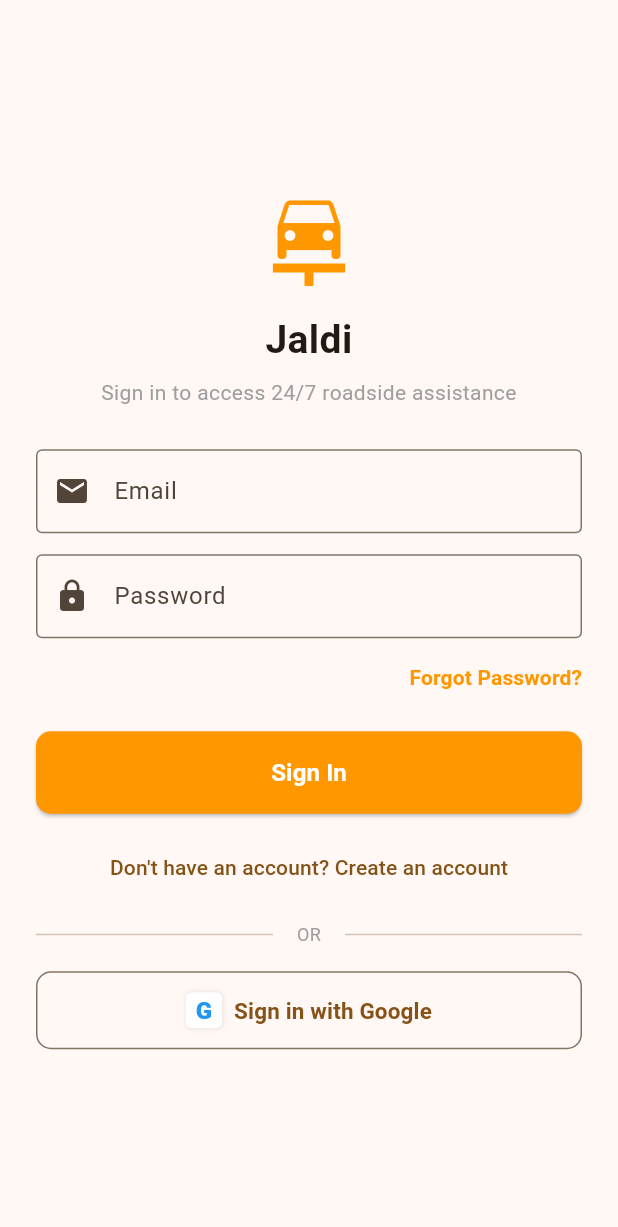
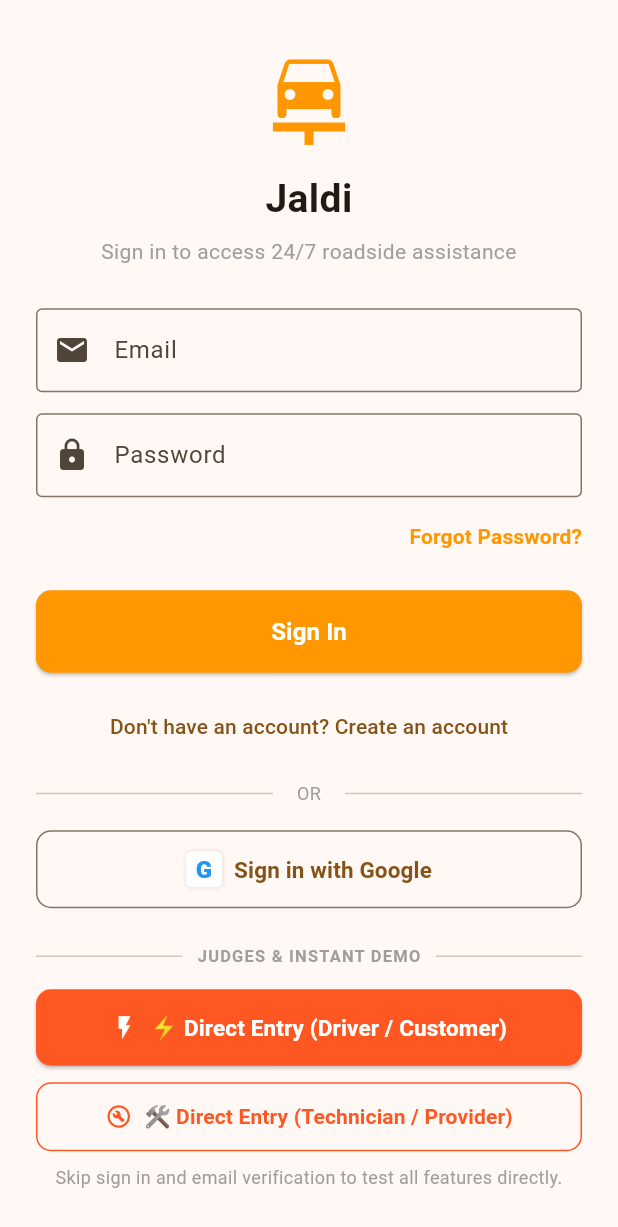
Before and after one commit to harshithreddy123-acer/jaldi-app, a Flutter app: the screen it shows after launch, on a phone screen of 412 x 824 dp. Shown: the top 1227 px of the screen. Run offline on Flutter 3.47's test engine with Material 3 defaults, Android fonts, the phone set to English and light mode, and no system bars; our stand-ins replace firebase_core, firebase_messaging, flutter_map, flutter_riverpod, geolocator, go_router and 4 more; accounts and stored records are empty.

Commit message:
feat: add 1-click Direct Entry demo mode for judges and evaluators

```diff
--- /dev/null
+++ b/lib/core/guest_mode_provider.dart
@@ -0,0 +1,13 @@
+import 'package:flutter_riverpod/flutter_riverpod.dart';
+
+class GuestModeNotifier extends StateNotifier<bool> {
+  GuestModeNotifier() : super(false);
+
+  void setGuest(bool value) {
+    state = value;
+  }
+}
+
+final guestModeProvider = StateNotifierProvider<GuestModeNotifier, bool>((ref) {
+  return GuestModeNotifier();
+});
--- a/lib/core/role_provider.dart
+++ b/lib/core/role_provider.dart
@@ -39,6 +39,10 @@
   Future<void> refreshRole() async {
     await _fetchRole();
   }
+
+  void setRole(UserRole role) {
+    state = role;
+  }
 }
 
 final userRoleProvider = StateNotifierProvider<UserRoleNotifier, UserRole>((ref) {
--- a/lib/core/router.dart
+++ b/lib/core/router.dart
@@ -10,6 +10,7 @@
 import '../features/provider/provider_application_screen.dart';
 import '../features/map/tracking_screen.dart';
 import 'role_provider.dart';
+import 'guest_mode_provider.dart';
 
 import '../features/request/request_screen.dart';
 import '../features/request/panic_mode_screen.dart';
@@ -52,6 +53,7 @@
 final routerProvider = Provider<GoRouter>((ref) {
   final supabase = Supabase.instance.client;
   final userRole = ref.watch(userRoleProvider);
+  final isGuest = ref.watch(guestModeProvider);
   final authNotifier = ref.watch(authRouterNotifierProvider);
 
   return GoRouter(
@@ -133,7 +135,8 @@
         return '/reset-password';
       }
 
-      if (session == null) {
+      // If no session and not in guest/direct entry mode, redirect to /auth
+      if (session == null && !isGuest) {
         return isAuthRoute ? null : '/auth';
       }
 
@@ -143,13 +146,13 @@
       }
 
       if (isAuthRoute) {
-        // Route based on role after login
+        // Route based on role after login or direct entry
         return userRole == UserRole.provider ? '/provider' : '/home';
       }
 
-      // Guard the provider route
+      // Guard the provider route unless in provider mode or explicitly switching
       if (location.startsWith('/provider') || location.startsWith('/incoming')) {
-        if (userRole != UserRole.provider) {
+        if (userRole != UserRole.provider && !isGuest) {
           return '/home';
         }
       }
--- a/lib/features/auth/auth_screen.dart
+++ b/lib/features/auth/auth_screen.dart
@@ -4,6 +4,8 @@
 import 'package:go_router/go_router.dart';
 import 'package:google_sign_in/google_sign_in.dart';
 import 'package:supabase_flutter/supabase_flutter.dart';
+import '../../core/guest_mode_provider.dart';
+import '../../core/role_provider.dart';
 
 class AuthScreen extends ConsumerStatefulWidget {
   const AuthScreen({super.key});
@@ -136,6 +138,41 @@
         } else {
           setState(() => _error = 'Google Sign-In failed: $errStr');
         }
+      }
+    } finally {
+      if (mounted) setState(() => _isLoading = false);
+    }
+  }
+
+  Future<void> _directGuestEntry({bool asProvider = false}) async {
+    setState(() {
+      _isLoading = true;
+      _error = null;
+      _infoMessage = null;
+    });
+
+    try {
+      // 1. Attempt anonymous sign-in in the background if enabled
+      try {
+        await Supabase.instance.client.auth.signInAnonymously();
+      } catch (_) {}
+
+      // 2. Enable Guest / Direct Demo Mode in GoRouter
+      ref.read(guestModeProvider.notifier).setGuest(true);
+      if (asProvider) {
+        ref.read(userRoleProvider.notifier).setRole(UserRole.provider);
+      } else {
+        ref.read(userRoleProvider.notifier).setRole(UserRole.customer);
+      }
+
+      if (mounted) {
+        context.go(asProvider ? '/provider' : '/home');
+      }
+    } catch (e) {
+      debugPrint('Direct entry notice: $e');
+      ref.read(guestModeProvider.notifier).setGuest(true);
+      if (mounted) {
+        context.go(asProvider ? '/provider' : '/home');
       }
     } finally {
       if (mounted) setState(() => _isLoading = false);
@@ -364,6 +401,74 @@
                     ),
                   ),
                 ),
+                const SizedBox(height: 24),
+
+                // Evaluator / Judge Direct Entry Section
+                const Row(
+                  children: [
+                    Expanded(child: Divider()),
+                    Padding(
+                      padding: EdgeInsets.symmetric(horizontal: 10),
+                      child: Text(
+                        'JUDGES & INSTANT DEMO',
+                        style: TextStyle(
+                          color: Colors.grey,
+                          fontSize: 11,
+                          fontWeight: FontWeight.bold,
+                          letterSpacing: 0.8,
+                        ),
+                      ),
+                    ),
+                    Expanded(child: Divider()),
+                  ],
+                ),
+                const SizedBox(height: 14),
+
+                // Direct Driver Mode Entry Button
+                ElevatedButton.icon(
+                  onPressed: _isLoading ? null : () => _directGuestEntry(asProvider: false),
+                  icon: const Icon(Icons.flash_on, color: Colors.white),
+                  label: const Text(
+                    '⚡ Direct Entry (Driver / Customer)',
+                    style: TextStyle(fontSize: 15, fontWeight: FontWeight.bold),
+                  ),
+                  style: ElevatedButton.styleFrom(
+                    padding: const EdgeInsets.symmetric(vertical: 15),
+                    backgroundColor: Colors.deepOrange,
+                    foregroundColor: Colors.white,
+                    shape: RoundedRectangleBorder(
+                      borderRadius: BorderRadius.circular(10),
+                    ),
+                  ),
+                ),
+                const SizedBox(height: 10),
+
+                // Direct Technician Mode Entry Button
+                OutlinedButton.icon(
+                  onPressed: _isLoading ? null : () => _directGuestEntry(asProvider: true),
+                  icon: const Icon(Icons.build_circle_outlined, color: Colors.deepOrange),
+                  label: const Text(
+                    '🛠️ Direct Entry (Technician / Provider)',
+                    style: TextStyle(
+                      fontSize: 14,
+                      fontWeight: FontWeight.w600,
+                      color: Colors.deepOrange,
+                    ),
+                  ),
+                  style: OutlinedButton.styleFrom(
+                    padding: const EdgeInsets.symmetric(vertical: 13),
+                    side: const BorderSide(color: Colors.deepOrange),
+                    shape: RoundedRectangleBorder(
+                      borderRadius: BorderRadius.circular(10),
+                    ),
+                  ),
+                ),
+                const SizedBox(height: 8),
+                const Text(
+                  'Skip sign in and email verification to test all features directly.',
+                  textAlign: TextAlign.center,
+                  style: TextStyle(fontSize: 12, color: Colors.grey),
+                ),
               ],
             ),
           ),
```
Also changed, not shown: lib/features/request/panic_mode_screen.dart (+10 -1 lines), lib/features/request/request_screen.dart (+6 -1 lines).
